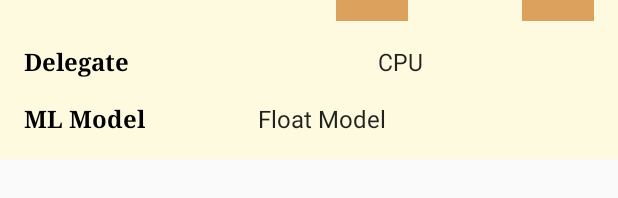
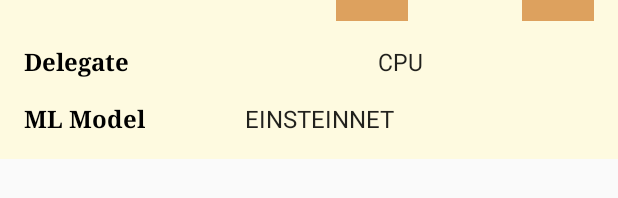
Before and after one commit to myself-aas/Orange_Classification_Android_App, an Android app: the layout info_bottom_sheet.xml on its own in the app's theme, with its tools: preview values and no code run, on a phone screen of 412 x 824 dp. Shown: the part 375-573 px from the top of the screen. Run offline under Robolectric (Android 15) with nearby library versions, the light colour scheme and no system bars.

Commit message:
Old models and apk deleted.

```diff
--- a/app/src/main/res/values/strings.xml
+++ b/app/src/main/res/values/strings.xml
@@ -40,7 +40,11 @@
     </string-array>
 
     <string-array name="models_spinner_titles">
-        <item>Float Model</item>
-        <item>Quantized Model</item>
+        <item>EINSTEINNET</item>
+        <item>RESNET50</item>
+        <item>DENSENET121</item>
+        <item>GOOGLE TEACHABLE MACHINE</item>
+        <item>MOBILENETV2</item>
+        <item>NASNETMOBILE</item>
     </string-array>
 </resources>
```
Also changed, not shown: app/src/main/assets/labels.txt (+5 -5 lines), app/src/main/java/com/devaas/orangeclassification/ImageClassifierHelper.java (+23 -7 lines), 9 other files.
